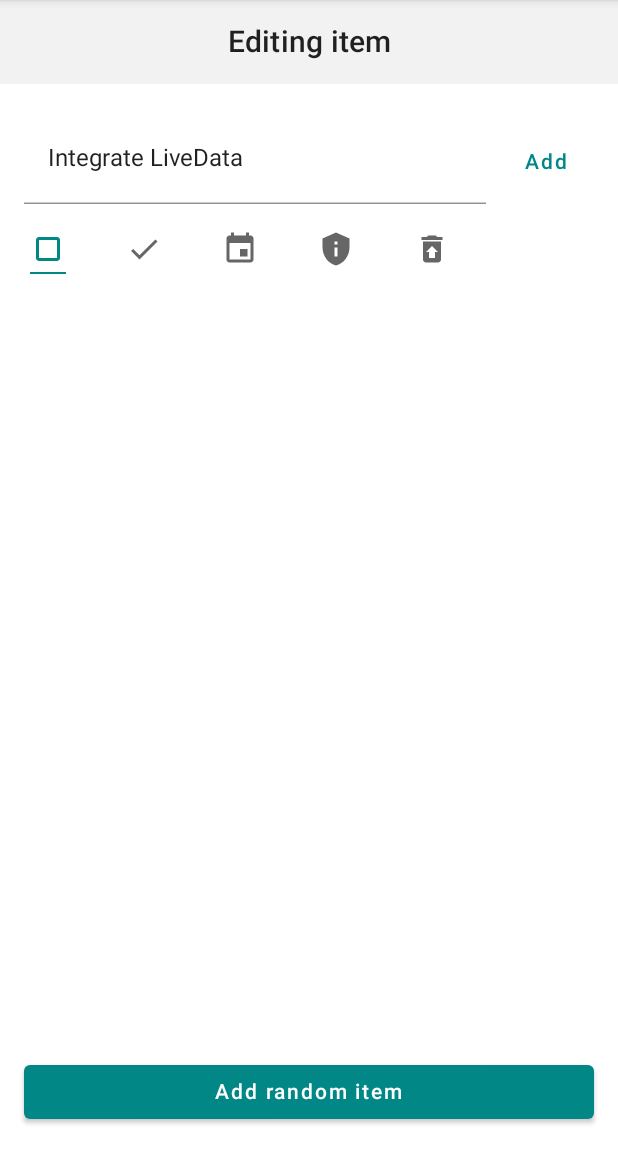
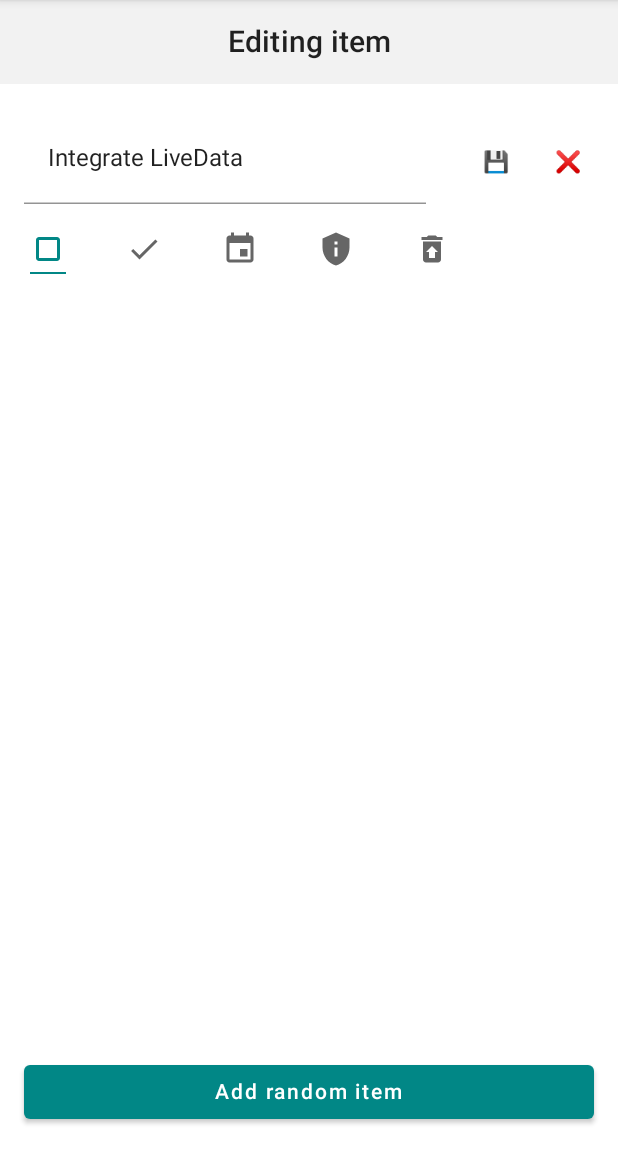
Before and after one commit to rafsanahmad/Jetpack-compose-state-management, an Android app built with Jetpack Compose: the screen it shows after launch (TodoActivity), after a tap on "Integrate LiveData", on a phone screen of 412 x 824 dp, the part 84-1236 px from its top. Run offline under Robolectric (Android 15) with nearby library versions, the phone set to English and light mode, and no system bars; 1 other tap on this screen came first.

Commit message:
composable slot state to edit item

```diff
--- a/app/src/main/java/com/rafsan/jetpackcompose_state_management/todo/TodoScreen.kt
+++ b/app/src/main/java/com/rafsan/jetpackcompose_state_management/todo/TodoScreen.kt
@@ -139,22 +139,26 @@ fun TodoInputTextField(text: String, onTextChange: (String) -> Unit, modifier: M
 
 @Composable
 fun TodoItemEntryInput(onItemComplete: (TodoItem) -> Unit) {
-    val (text, setText) = remember { mutableStateOf("") }
-    val (icon, setIcon) = remember { mutableStateOf(TodoIcon.Default) }
-    val iconsVisible = text.isNotBlank()
+    val (text, onTextChange) = remember { mutableStateOf("") }
+    val (icon, onIconChange) = remember { mutableStateOf(TodoIcon.Default) }
+
     val submit = {
-        onItemComplete(TodoItem(text, icon))
-        setIcon(TodoIcon.Default)
-        setText("")
+        if (text.isNotBlank()) {
+            onItemComplete(TodoItem(text, icon))
+            onTextChange("")
+            onIconChange(TodoIcon.Default)
+        }
     }
     TodoItemInput(
         text = text,
-        onTextChange = setText,
+        onTextChange = onTextChange,
         icon = icon,
-        onIconChange = setIcon,
+        onIconChange = onIconChange,
         submit = submit,
-        iconsVisible = iconsVisible
-    )
+        iconsVisible = text.isNotBlank()
+    ) {
+        TodoEditButton(onClick = submit, text = "Add", enabled = text.isNotBlank())
+    }
 }
 
 @Composable
@@ -164,7 +168,8 @@ fun TodoItemInput(
     icon: TodoIcon,
     onIconChange: (TodoIcon) -> Unit,
     submit: () -> Unit,
-    iconsVisible: Boolean
+    iconsVisible: Boolean,
+    buttonSlot: @Composable() () -> Unit
 ) {
     Column {
         Row(
@@ -180,12 +185,8 @@ fun TodoItemInput(
                     .padding(end = 8.dp),
                 submit
             )
-            TodoEditButton(
-                onClick = submit,
-                text = "Add",
-                modifier = Modifier.align(Alignment.CenterVertically),
-                enabled = text.isNotBlank()
-            )
+            Spacer(modifier = Modifier.width(8.dp))
+            Box(Modifier.align(Alignment.CenterVertically)) { buttonSlot() }
         }
         if (iconsVisible) {
             AnimatedIconRow(icon, onIconChange, Modifier.padding(top = 8.dp))
@@ -207,7 +208,26 @@ fun TodoItemInlineEditor(
     icon = item.icon,
     onIconChange = { onEditItemChange(item.copy(icon = it)) },
     submit = onEditDone,
-    iconsVisible = true
+    iconsVisible = true,
+    buttonSlot = {
+        Row {
+            val shrinkButtons = Modifier.widthIn(20.dp)
+            TextButton(onClick = onEditDone, modifier = shrinkButtons) {
+                Text(
+                    text = "\uD83D\uDCBE", // floppy disk
+                    textAlign = TextAlign.End,
+                    modifier = Modifier.width(30.dp)
+                )
+            }
+            TextButton(onClick = onRemoveItem, modifier = shrinkButtons) {
+                Text(
+                    text = "❌",
+                    textAlign = TextAlign.End,
+                    modifier = Modifier.width(30.dp)
+                )
+            }
+        }
+    }
 )
 
 @Preview
```
